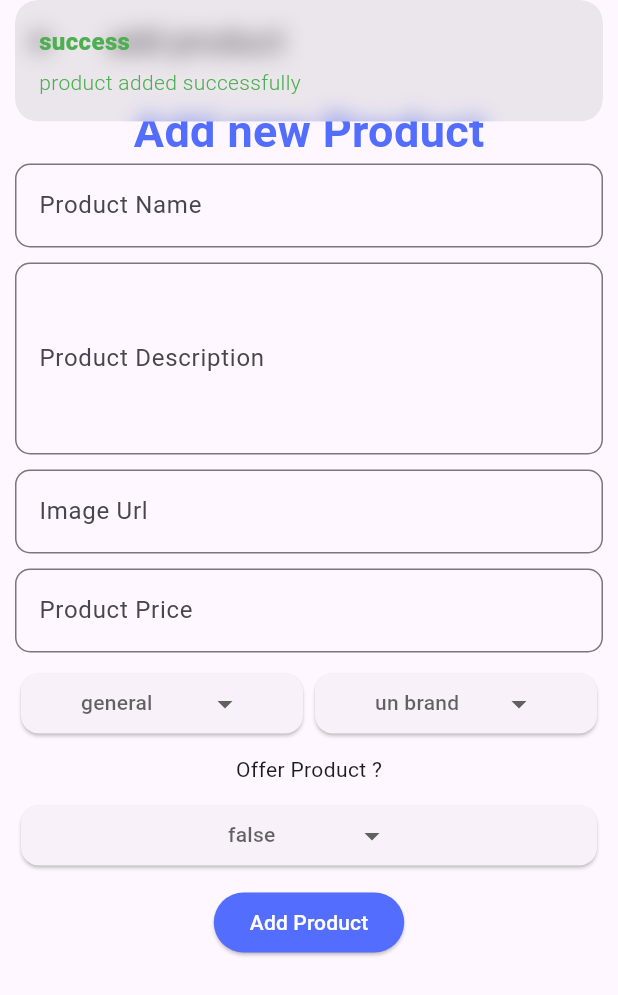
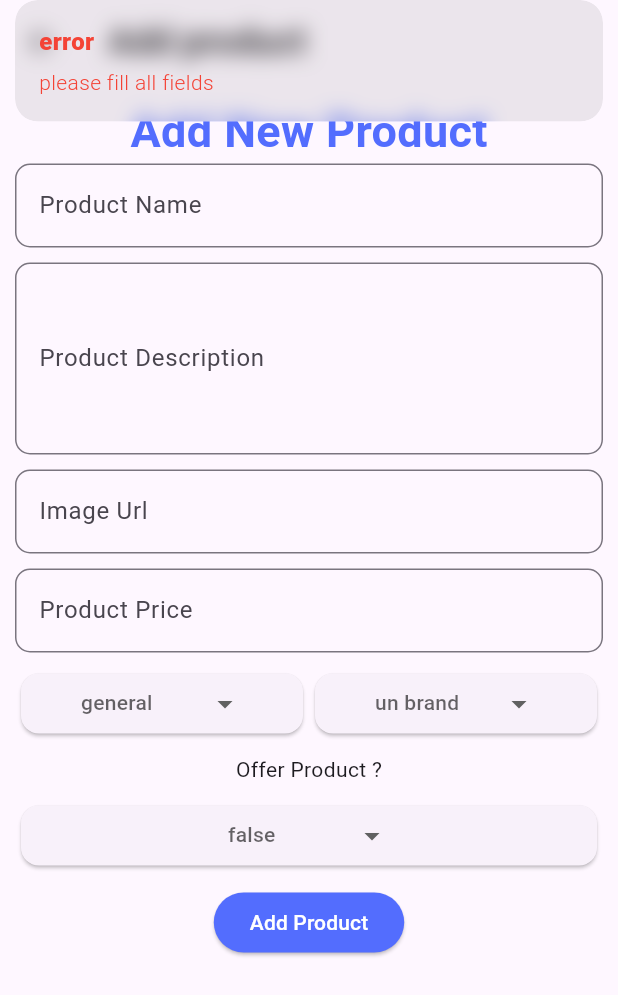
Before and after one commit to MahfuzaRU/flutter-project, a Flutter app: the AddProductPage screen opened directly, after a tap on "Add Product", on a phone screen of 412 x 824 dp. Shown: the top 995 px of the screen. Run offline on Flutter 3.47's test engine with Material 3 defaults, Android fonts, the phone set to English and light mode, and no system bars; drawn by our look-alikes of dropdown_button2; our stand-ins replace cloud_firestore, firebase_core, get; accounts and stored records are empty.

Commit message:
update in model

```diff
--- a/lib/controller/home_controller.dart
+++ b/lib/controller/home_controller.dart
@@ -1,12 +1,9 @@
-
-
 import 'package:cloud_firestore/cloud_firestore.dart';
 import 'package:flutter/material.dart';
 import 'package:footwarea/model/product/product.dart';
 import 'package:get/get.dart';
 
-class HomeController extends GetxController{
-
+class HomeController extends GetxController {
   FirebaseFirestore firestore = FirebaseFirestore.instance;
   late CollectionReference productCollection;
   TextEditingController productNameCtrl = TextEditingController();
@@ -18,8 +15,7 @@ class HomeController extends GetxController{
   String brand = 'un brand';
   bool offer = false;
 
-    List<Product> products = [];
-
+  List<ProductModel> products = [];
 
   @override
   Future<void> onInit() async {
@@ -28,45 +24,59 @@ class HomeController extends GetxController{
     super.onInit();
   }
 
+  addProduct() {
+    try {
+      if (productNameCtrl.text.isEmpty ||
+          productDescriptionCtrl.text.isEmpty ||
+          productImgCtrl.text.isEmpty ||
+          productPriceCtrl.text.isEmpty) {
+        Get.snackbar('error', 'please fill all fields', colorText: Colors.red);
+        return;
+      }
+      if (double.parse(productPriceCtrl.text) <= 0) {
+        Get.snackbar('error', 'price must be greater than 0',
+            colorText: Colors.red);
+        return;
+      }
 
-  addProduct(){
-    try {
       DocumentReference doc = productCollection.doc();
-      Product product = Product(
-            id:  doc.id,
+      ProductModel product = ProductModel(
+        id: doc.id,
         name: productNameCtrl.text,
         category: category,
         description: productDescriptionCtrl.text,
-            price: double.tryParse(productPriceCtrl.text),
+        price: double.parse(productPriceCtrl.text),
         brand: brand,
         image: productImgCtrl.text,
         offer: offer,
-
       );
       final productJson = product.toJson();
       doc.set(productJson);
-      Get.snackbar('success', 'product added successfully', colorText: Colors.green);
+      Get.snackbar('success', 'product added successfully',
+          colorText: Colors.green);
       setValuesDefault();
     } catch (e) {
-      Get.snackbar('error', e.toString(),colorText: Colors.green);
-      print(e);
+      Get.snackbar('error', e.toString(), colorText: Colors.green);
     }
-
   }
 
   fetchProducts() async {
     try {
       QuerySnapshot productSnapshot = await productCollection.get();
-      final List<Product> retrievedProducts = productSnapshot.docs.map((doc) =>
-              Product.fromJson(doc.data() as Map<String,dynamic>)).toList();
+      // log("productSnapshot: $productSnapshot");
+      final List<ProductModel> retrievedProducts = productSnapshot.docs
+          .map((doc) =>
+              ProductModel.fromJson(doc.data() as Map<String, dynamic>))
+          .toList();
+
       products.clear();
       products.assignAll(retrievedProducts);
-      Get.snackbar('success', 'product fetch successfully', colorText: Colors.green);
+      Get.snackbar('success', 'product fetch successfully',
+          colorText: Colors.green);
     } catch (e) {
+      // log("error: $e");
       Get.snackbar('error', e.toString(), colorText: Colors.red);
-      print(e);
-    }
-    finally {
+    } finally {
       update();
     }
   }
@@ -77,11 +87,10 @@ class HomeController extends GetxController{
       fetchProducts();
     } catch (e) {
       Get.snackbar('error', e.toString(), colorText: Colors.red);
-      print(e);
     }
   }
 
-  setValuesDefault(){
+  setValuesDefault() {
     productNameCtrl.clear();
     productPriceCtrl.clear();
     productDescriptionCtrl.clear();
@@ -91,6 +100,4 @@ class HomeController extends GetxController{
     offer = false;
     update();
   }
-
-
 }
--- a/lib/main.dart
+++ b/lib/main.dart
@@ -1,8 +1,5 @@
-
 import 'package:firebase_core/firebase_core.dart';
-import 'package:flutter/cupertino.dart';
 import 'package:flutter/material.dart';
-import 'package:footwarea/pages/add_product_page.dart';
 import 'package:footwarea/pages/home_page.dart';
 import 'package:get/get.dart';
 
@@ -10,8 +7,8 @@ import 'controller/home_controller.dart';
 import 'firebase_options.dart';
 
 Future<void> main() async {
-   WidgetsFlutterBinding.ensureInitialized();
-   await Firebase.initializeApp(options: firebaseOptions);
+  WidgetsFlutterBinding.ensureInitialized();
+  await Firebase.initializeApp(options: firebaseOptions);
   Get.put(HomeController());
   runApp(const MyApp());
 }
@@ -23,9 +20,9 @@ class MyApp extends StatelessWidget {
   @override
   Widget build(BuildContext context) {
     return GetMaterialApp(
-      title: 'Flutter Demo',
+      title: 'Admin App',
+      debugShowCheckedModeBanner: false,
       theme: ThemeData(
-
         colorScheme: ColorScheme.fromSeed(seedColor: Colors.deepPurple),
         useMaterial3: true,
       ),
--- a/lib/model/product/product.dart
+++ b/lib/model/product/product.dart
@@ -1,43 +1,44 @@
-import 'package:json_annotation/json_annotation.dart';
-part 'product.g.dart';
+class ProductModel {
+  String id;
+  String name;
+  String description;
+  String category;
+  String image;
+  double price;
+  String brand;
+  bool offer;
 
-@JsonSerializable()
-class Product {
-  @JsonKey(name: 'id')
-  String? id;
+  ProductModel({
+    required this.id,
+    required this.name,
+    required this.description,
+    required this.category,
+    required this.image,
+    required this.offer,
+    required this.price,
+    required this.brand,
+  });
 
-  @JsonKey(name: 'name')
-  String? name;
-
-  @JsonKey(name: 'description')
-  String? description;
-
-  @JsonKey(name: 'category')
-  String? category;
-
-  @JsonKey(name: 'image')
-  String? image;
-
-  @JsonKey(name: 'price')
-  double? price;
-
-  @JsonKey(name: 'brand')
-  String? brand;
-
-  @JsonKey(name: 'offer')
-  bool? offer;
-
-  Product({
-    this.id,
-    this.name,
-    this.description,
-    this.category,
-    this.image,
-    this.offer,
-    this.price,
-    this.brand,
-});
-
-  factory Product.fromJson(Map<String, dynamic> json) => _$ProductFromJson(json);
-  Map<String, dynamic> toJson() => _$ProductToJson(this);
+  factory ProductModel.fromJson(Map<String, dynamic> json) => ProductModel(
+        id: json['id'] as String,
+        name: json['name'] as String,
+        description: json['description'] as String,
+        category: json['category'] as String,
+        image: json['image'] as String,
+        price: (json['price'] is int)
+            ? (json['price'] as int).toDouble()
+            : json['price'] as double,
+        brand: json['brand'] as String,
+        offer: json['offer'] as bool,
+      );
+  Map<String, dynamic> toJson() => {
+        'id': id,
+        'name': name,
+        'description': description,
+        'category': category,
+        'image': image,
+        'price': double.parse(price.toString()).toString(),
+        'brand': brand,
+        'offer': offer,
+      };
 }
--- a/lib/pages/add_product_page.dart
+++ b/lib/pages/add_product_page.dart
@@ -1,4 +1,3 @@
-import 'package:dropdown_button2/dropdown_button2.dart';
 import 'package:flutter/material.dart';
 import 'package:footwarea/controller/home_controller.dart';
 import 'package:get/get.dart';
@@ -12,104 +11,127 @@ class AddProductPage extends StatelessWidget {
   Widget build(BuildContext context) {
     return GetBuilder<HomeController>(builder: (ctrl) {
       return Scaffold(
-        appBar: AppBar(title: Text('add product'),),
+        appBar: AppBar(
+          title: const Text(
+            'Add product',
+            style: TextStyle(fontSize: 24, fontWeight: FontWeight.bold),
+          ),
+        ),
         body: SingleChildScrollView(
           child: Container(
-            margin: EdgeInsets.all(10),
-            width: double.maxFinite,
+            margin: const EdgeInsets.all(10),
+            width: double.infinity,
             child: Column(
               crossAxisAlignment: CrossAxisAlignment.center,
               children: [
-                Text(
-                  'Add new Product', style: TextStyle(fontSize: 30,
-                    color: Colors.indigoAccent,
-                    fontWeight: FontWeight.bold),),
+                const Text(
+                  'Add New Product',
+                  style: TextStyle(
+                      fontSize: 30,
+                      color: Colors.indigoAccent,
+                      fontWeight: FontWeight.bold),
+                ),
                 TextField(
                   controller: ctrl.productNameCtrl,
                   decoration: InputDecoration(
                       border: OutlineInputBorder(
-                          borderRadius: BorderRadius.circular(10)
-                      ),
-                      label: Text('Product Name'),
-                      hintText: 'Enter Your product Name'
-                  ),
+                          borderRadius: BorderRadius.circular(10)),
+                      label: const Text('Product Name'),
+                      hintText: 'Enter Your product Name'),
                 ),
-                SizedBox(height: 10),
+                const SizedBox(height: 10),
                 TextField(
                   controller: ctrl.productDescriptionCtrl,
                   decoration: InputDecoration(
                       border: OutlineInputBorder(
-                          borderRadius: BorderRadius.circular(10)
-                      ),
-                      label: Text('Product Description'),
-                      hintText: 'Enter Your Product description'
-                  ),
+                          borderRadius: BorderRadius.circular(10)),
+                      label: const Text('Product Description'),
+                      hintText: 'Enter Your Product description'),
                   maxLines: 4,
                 ),
-                SizedBox(height: 10),
+                const SizedBox(height: 10),
                 TextField(
                   controller: ctrl.productImgCtrl,
                   decoration: InputDecoration(
                       border: OutlineInputBorder(
-                          borderRadius: BorderRadius.circular(10)
-                      ),
-                      label: Text('Image Url'),
-                      hintText: 'Enter Image Url'
-                  ),
+                          borderRadius: BorderRadius.circular(10)),
+                      label: const Text('Image Url'),
+                      hintText: 'Enter Image Url'),
                 ),
-                SizedBox(height: 10),
+                const SizedBox(height: 10),
                 TextField(
                   controller: ctrl.productPriceCtrl,
                   decoration: InputDecoration(
                       border: OutlineInputBorder(
-                          borderRadius: BorderRadius.circular(10)
-                      ),
-                      label: Text('Product Price'),
-                      hintText: 'Enter Your product Price'
-                  ),
+                          borderRadius: BorderRadius.circular(10)),
+                      label: const Text('Product Price'),
+                      hintText: 'Enter Your product Price'),
                 ),
-                SizedBox(height: 10),
+                const SizedBox(height: 10),
                 Row(
                   children: [
-                    Flexible(child: DropDownBtn(
-                      items: ['Boots', 'Fashion', 'Laptop', 'Electronics', 'shoes', 'Bags'],
+                    Flexible(
+                        child: DropDownBtn(
+                      items: const [
+                        'Boots',
+                        'Fashion',
+                        'Laptop',
+                        'Electronics',
+                        'shoes',
+                        'Bags'
+                      ],
                       selectedItemText: ctrl.category,
                       onSelected: (selectedValue) {
-                      ctrl.category = selectedValue ?? 'general';
-                      ctrl.update();
-                      },)),
-                    Flexible(child: DropDownBtn(
-                      items: ['puma', 'Adidas', 'Aarong', 'ChipChamber',
-                        'Kay Kraft', 'Rang', 'Apple', 'HP', ' CircuitCove',
-                        'Lenovo', 'Gucci', 'Louis Vuitton', 'Bata'],
+                        ctrl.category = selectedValue ?? 'general';
+                        ctrl.update();
+                      },
+                    )),
+                    Flexible(
+                        child: DropDownBtn(
+                      items: const [
+                        'puma',
+                        'Adidas',
+                        'Aarong',
+                        'ChipChamber',
+                        'Kay Kraft',
+                        'Rang',
+                        'Apple',
+                        'HP',
+                        ' CircuitCove',
+                        'Lenovo',
+                        'Gucci',
+                        'Louis Vuitton',
+                        'Bata'
+                      ],
                       selectedItemText: ctrl.brand,
                       onSelected: (selectedValue) {
                         ctrl.brand = selectedValue ?? 'un branded';
                         ctrl.update();
-                      },)),
+                      },
+                    )),
                   ],
                 ),
-                SizedBox(height: 10),
-                Text('Offer Product ?'),
-                SizedBox(height: 10),
+                const SizedBox(height: 10),
+                const Text('Offer Product ?'),
+                const SizedBox(height: 10),
                 DropDownBtn(
-                  items: ['true', 'False'],
+                  items: const ['true', 'False'],
                   selectedItemText: ctrl.offer.toString(),
                   onSelected: (selectedValue) {
-                    ctrl.offer = bool.tryParse(selectedValue ?? 'false') ?? false;
+                    ctrl.offer =
+                        bool.tryParse(selectedValue ?? 'false') ?? false;
                     ctrl.update();
-                  },),
-                SizedBox(height: 10),
+                  },
+                ),
+                const SizedBox(height: 10),
                 ElevatedButton(
                     style: ElevatedButton.styleFrom(
                         backgroundColor: Colors.indigoAccent,
-                        foregroundColor: Colors.white
-                    ),
+                        foregroundColor: Colors.white),
                     onPressed: () {
                       ctrl.addProduct();
                     },
-                    child: Text('Add Product')),
-
+                    child: const Text('Add Product')),
               ],
             ),
           ),
--- a/lib/pages/home_page.dart
+++ b/lib/pages/home_page.dart
@@ -1,7 +1,6 @@
 import 'package:flutter/material.dart';
 import 'package:footwarea/controller/home_controller.dart';
 import 'package:get/get.dart';
-import 'package:get/get_core/src/get_main.dart';
 
 import 'add_product_page.dart';
 
@@ -12,28 +11,31 @@ class HomePage extends StatelessWidget {
   Widget build(BuildContext context) {
     return GetBuilder<HomeController>(builder: (ctrl) {
       return Scaffold(
-        appBar: AppBar(title: Text('Footware Admin'),
+        appBar: AppBar(
+          title: const Text(
+            'Ecommerce Admin',
+            style: TextStyle(fontSize: 24, fontWeight: FontWeight.bold),
+          ),
         ),
         body: ListView.builder(
             itemCount: ctrl.products.length,
             itemBuilder: (context, index) {
               return ListTile(
-                title: Text(ctrl.products[index].name ?? ''),
-                subtitle: Text((ctrl.products[index].price ?? 0).toString()),
+                title: Text(ctrl.products[index].name),
+                subtitle: Text((ctrl.products[index].price.toString())),
                 trailing: IconButton(
-                  icon: Icon(Icons.delete),
+                  icon: const Icon(Icons.delete),
                   onPressed: () {
-                  ctrl.deleteProduct(ctrl.products[index].id ?? ' ');
-
-                  },),
+                    ctrl.deleteProduct(ctrl.products[index].id);
+                  },
+                ),
               );
-            }
-        ),
+            }),
         floatingActionButton: FloatingActionButton(
           onPressed: () {
-            Get.to(AddProductPage());
+            Get.to(const AddProductPage());
           },
-          child: Icon(Icons.add),
+          child: const Icon(Icons.add),
         ),
       );
     });
```
Also changed, not shown: pubspec.yaml (+2 -5 lines), lib/model/product/product.g.dart (deleted), pubspec.lock. Lines whose indentation alone changed are shown as unchanged.
